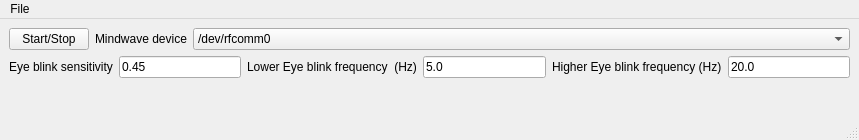
Before: the Qt Designer form mainwindow.ui in lucastelnovo/mindwave-supercollider, drawn with Qt 5.
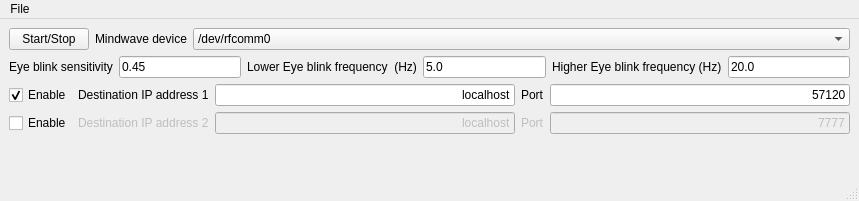
After: the same form once the commit is applied.

Commit message: add up to 2 different servers

Diff of the .ui file:
```diff
--- a/mainwindow.ui
+++ b/mainwindow.ui
@@ -7,7 +7,7 @@
     <x>0</x>
     <y>0</y>
     <width>859</width>
-    <height>140</height>
+    <height>201</height>
    </rect>
   </property>
   <property name="windowTitle">
@@ -149,6 +149,123 @@
       </item>
      </layout>
     </item>
+    <item>
+     <layout class="QHBoxLayout" name="horizontalLayout_3">
+      <item>
+       <widget class="QCheckBox" name="checkBoxEnable1">
+        <property name="text">
+         <string>Enable</string>
+        </property>
+        <property name="checked">
+         <bool>true</bool>
+        </property>
+       </widget>
+      </item>
+      <item>
+       <widget class="QLabel" name="labelDestIP1">
+        <property name="text">
+         <string>Destination IP address 1</string>
+        </property>
+        <property name="buddy">
+         <cstring>destIP1</cstring>
+        </property>
+       </widget>
+      </item>
+      <item>
+       <widget class="QLineEdit" name="destIP1">
+        <property name="text">
+         <string>localhost</string>
+        </property>
+        <property name="alignment">
+         <set>Qt::AlignRight|Qt::AlignTrailing|Qt::AlignVCenter</set>
+        </property>
+       </widget>
+      </item>
+      <item>
+       <widget class="QLabel" name="labelPort1">
+        <property name="text">
+         <string>Port</string>
+        </property>
+        <property name="buddy">
+         <cstring>Port1</cstring>
+        </property>
+       </widget>
+      </item>
+      <item>
+       <widget class="QLineEdit" name="Port1">
+        <property name="text">
+         <string>57120</string>
+        </property>
+        <property name="alignment">
+         <set>Qt::AlignRight|Qt::AlignTrailing|Qt::AlignVCenter</set>
+        </property>
+       </widget>
+      </item>
+     </layout>
+    </item>
+    <item>
+     <layout class="QHBoxLayout" name="horizontalLayout_4">
+      <item>
+       <widget class="QCheckBox" name="checkBoxEnable2">
+        <property name="text">
+         <string>Enable</string>
+        </property>
+       </widget>
+      </item>
+      <item>
+       <widget class="QLabel" name="labelDestIP2">
+        <property name="enabled">
+         <bool>false</bool>
+        </property>
+        <property name="text">
+         <string>Destination IP address 2</string>
+        </property>
+        <property name="buddy">
+         <cstring>destIP2</cstring>
+        </property>
+       </widget>
+      </item>
+      <item>
+       <widget class="QLineEdit" name="destIP2">
+        <property name="enabled">
+         <bool>false</bool>
+        </property>
+        <property name="text">
+         <string>localhost</string>
+        </property>
+        <property name="alignment">
+         <set>Qt::AlignRight|Qt::AlignTrailing|Qt::AlignVCenter</set>
+        </property>
+       </widget>
+      </item>
+      <item>
+       <widget class="QLabel" name="labelPort2">
+        <property name="enabled">
+         <bool>false</bool>
+        </property>
+        <property name="text">
+         <string>Port</string>
+        </property>
+        <property name="buddy">
+         <cstring>Port2</cstring>
+        </property>
+       </widget>
+      </item>
+      <item>
+       <widget class="QLineEdit" name="Port2">
+        <property name="enabled">
+         <bool>false</bool>
+        </property>
+        <property name="text">
+         <string>7777</string>
+        </property>
+        <property name="alignment">
+         <set>Qt::AlignRight|Qt::AlignTrailing|Qt::AlignVCenter</set>
+        </property>
+       </widget>
+      </item>
+     </layout>
+    </item>
     <item>
      <spacer name="verticalSpacer">
       <property name="orientation">
@@ -157,7 +274,7 @@
       <property name="sizeHint" stdset="0">
        <size>
         <width>20</width>
-        <height>84</height>
+        <height>40</height>
        </size>
       </property>
      </spacer>
```
Left out of the diff: 17 changed lines with no effect on the pictures. The commit also changes 2 other files.
